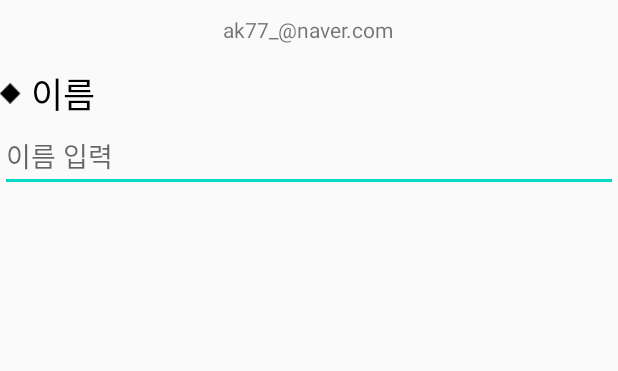
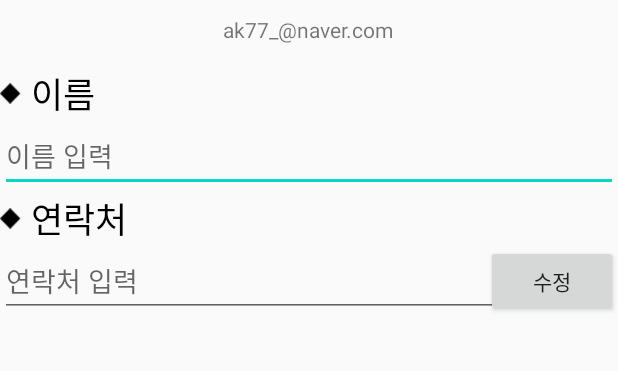
Before and after one commit to seakjh/20200320_01_ProfileSetting, an Android app: the screen it shows after launch (MainActivity), on a phone screen of 412 x 824 dp, the part 287-658 px from its top. Run offline under Robolectric (Android 15) with nearby library versions, the phone set to English and light mode, and no system bars; our stand-ins replace CircleImageView, data binding.

Commit message:
프로필세팅 연락처와 수정버튼

```diff
--- a/app/src/main/res/layout/activity_main.xml
+++ b/app/src/main/res/layout/activity_main.xml
@@ -67,5 +67,43 @@
             android:hint="이름 입력"
             android:singleLine="true"/>
 
+        <LinearLayout
+            android:layout_width="match_parent"
+            android:layout_height="wrap_content"
+            android:orientation="horizontal"
+            android:gravity="center_vertical">
+
+            <ImageView
+                android:layout_width="15dp"
+                android:layout_height="15dp"
+                android:src="@drawable/rectangle"/>
+            <TextView
+                android:layout_marginLeft="5dp"
+                android:layout_width="wrap_content"
+                android:layout_height="wrap_content"
+                android:textColor="#000"
+                android:textSize="23sp"
+                android:text="연락처"/>
+
+        </LinearLayout>
+
+        <FrameLayout
+            android:layout_width="match_parent"
+            android:layout_height="wrap_content">
+
+            <EditText
+                android:layout_width="match_parent"
+                android:layout_height="wrap_content"
+                android:hint="연락처 입력"
+                android:singleLine="true"/>
+
+            <Button
+                android:layout_width="wrap_content"
+                android:layout_height="wrap_content"
+                android:text="수정"
+                android:layout_gravity="right"/>
+
+        </FrameLayout>
+
     </LinearLayout>
 </layout>
```
